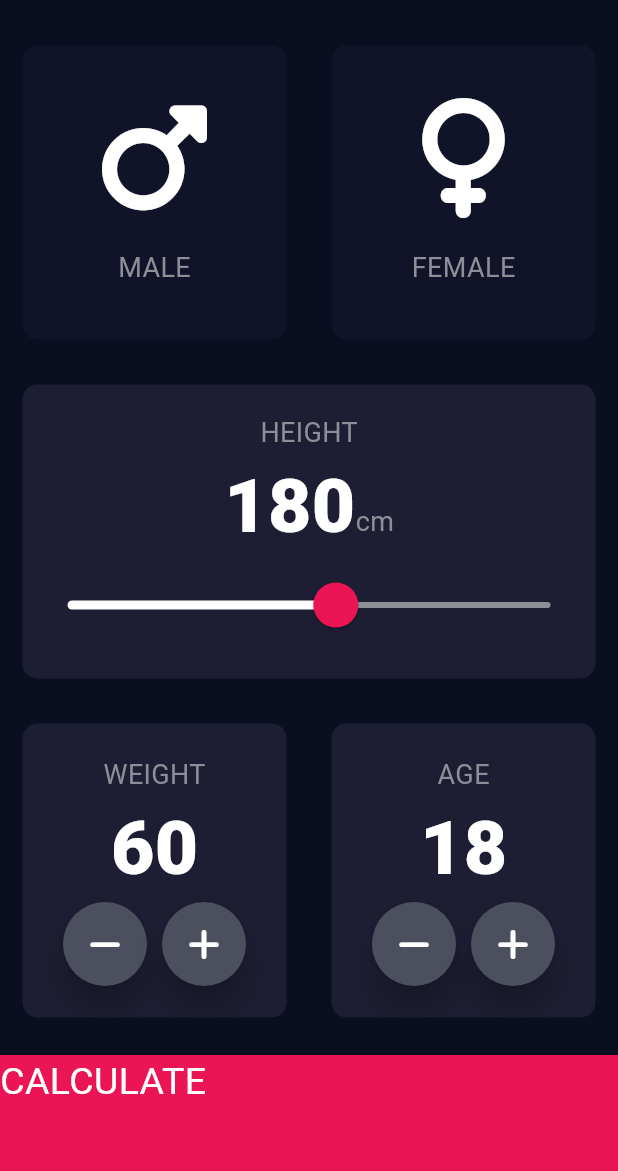
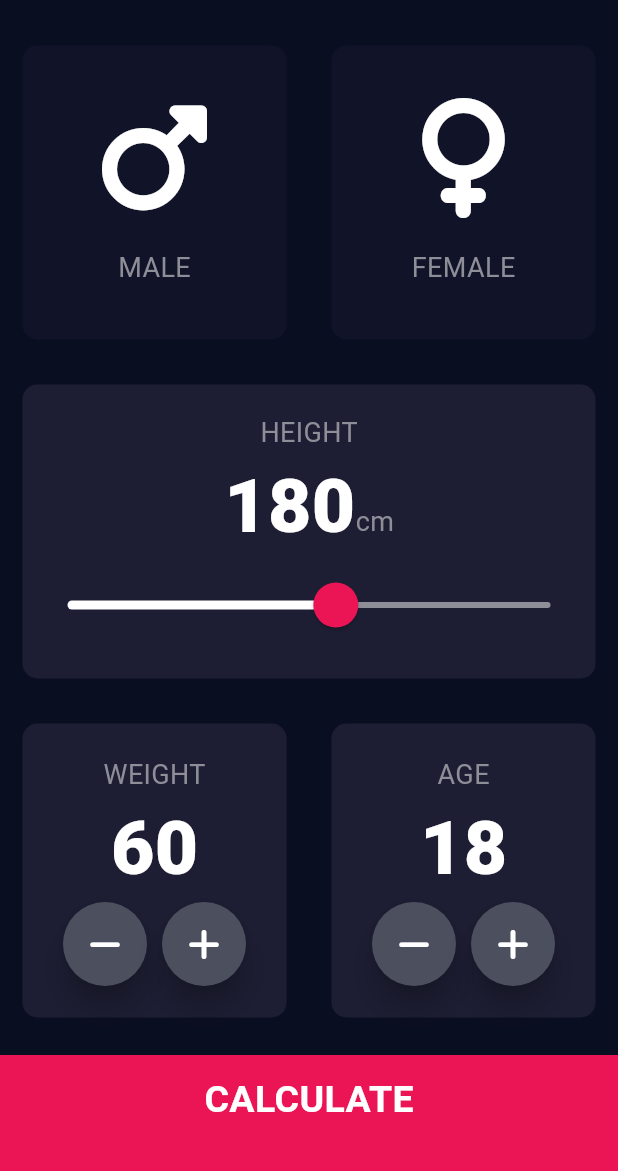
Before and after one commit to msjkee/BMICalculator, a Flutter app: the screen it shows after launch, on a phone screen of 412 x 824 dp, the part 61-1232 px from its top. Run offline on Flutter 3.47's test engine with Material 3 defaults, Android fonts, the phone set to English and light mode, and no system bars; our stand-ins replace font_awesome_flutter.

```diff
--- a/lib/constants.dart
+++ b/lib/constants.dart
@@ -11,3 +11,13 @@ const kLabelTextStyle = TextStyle(
 );
 
 const kNumberTextStyle = TextStyle(fontSize: 50.0, fontWeight: FontWeight.w900);
+
+const kLargeButtonTextStyle = TextStyle(
+  fontSize: 25.0,
+  fontWeight: FontWeight.bold
+);
+
+const kResultLabelTextStyle = TextStyle(
+  fontSize: 35.0,
+  fontWeight: FontWeight.w900
+);
--- a/lib/input_page.dart
+++ b/lib/input_page.dart
@@ -209,9 +209,10 @@ class _InputPageState extends State<InputPage> {
               Navigator.push(context, MaterialPageRoute(builder: (context) => ResultsPage()));
             },
             child: Container(
-              child: Text('CALCULATE'),
+              child: Center(child: Text('CALCULATE', style: kLargeButtonTextStyle)),
               color: kBottomContainerColor,
               margin: EdgeInsets.only(top: 10.0),
+              padding: EdgeInsets.only(bottom: 20.0),
               width: double.infinity,
               height: kBottomContainerHeight,
             ),
```
Also changed, not shown: lib/results_page.dart (+56 -1 lines).
